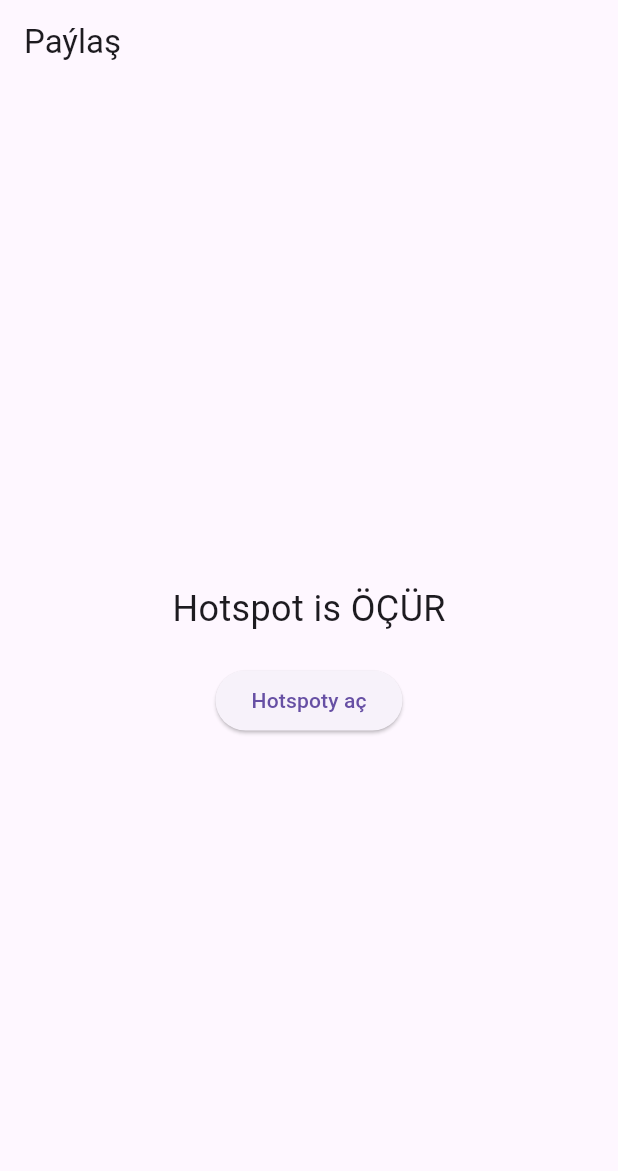
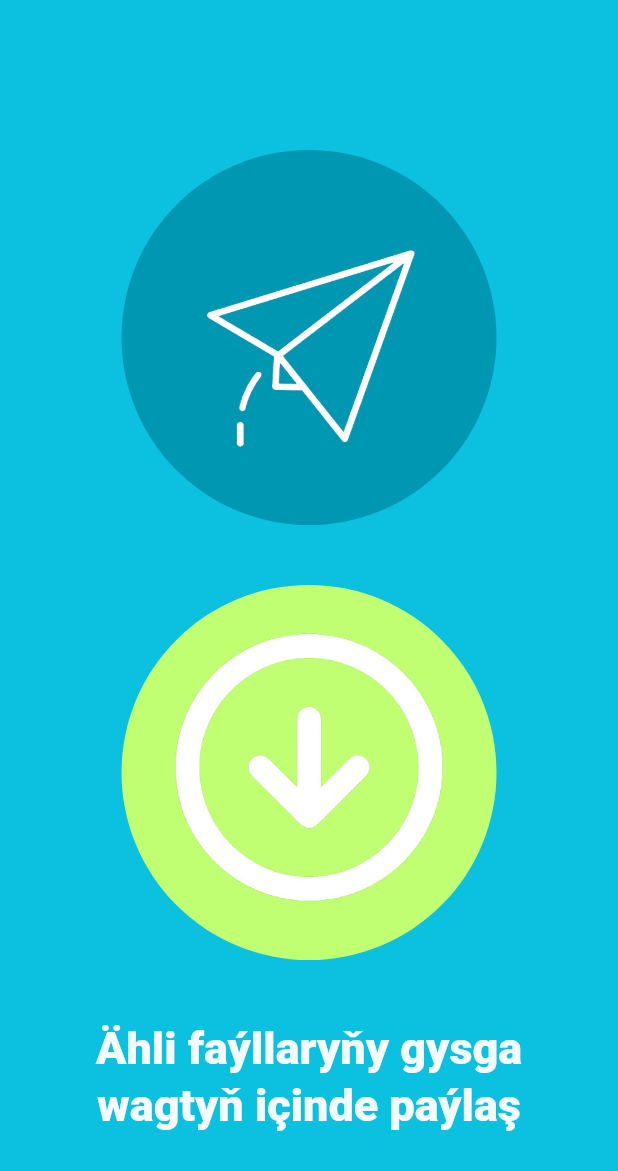
Before and after one commit to Bayrampro/paylash_flutter, a Flutter app: the screen it shows after launch, on a phone screen of 412 x 824 dp. Shown: the top 1171 px of the screen. Run offline on Flutter 3.47's test engine with Material 3 defaults, Android fonts, the phone set to English and light mode, and no system bars; our stand-ins replace flutter_riverpod, go_router, permission_handler; missing offline and left inert: android_intent_plus.

Commit message:
Home screen done

```diff
--- a/lib/app/sharing_app.dart
+++ b/lib/app/sharing_app.dart
@@ -1,17 +1,16 @@
 import 'package:flutter/material.dart';
+import 'package:paylash/router/router.dart';
 import 'package:paylash/ui/theme/theme.dart';
-
-import '../screens/hotspot_screen/hotspot_screen.dart';
 
 class SharingApp extends StatelessWidget {
   const SharingApp({super.key});
 
   @override
   Widget build(BuildContext context) {
-    return MaterialApp(
+    return MaterialApp.router(
       title: "Paýlaş",
-      theme: themes,
-      home: const HotspotScreen(),
+      theme: theme,
+      routerConfig: router,
     );
   }
 }
--- a/lib/providers/hotspot_provider.dart
+++ b/lib/providers/hotspot_provider.dart
@@ -1,5 +1,9 @@
+import 'dart:async';
+
+import 'package:android_intent_plus/android_intent.dart';
+import 'package:flutter/services.dart';
 import 'package:flutter_riverpod/flutter_riverpod.dart';
-import 'package:wifi_iot/wifi_iot.dart';
+import 'package:permission_handler/permission_handler.dart';
 
 final hotspotProvider = StateNotifierProvider<HotspotController, bool>((ref) {
   return HotspotController();
@@ -8,13 +12,25 @@ final hotspotProvider = StateNotifierProvider<HotspotController, bool>((ref) {
 class HotspotController extends StateNotifier<bool> {
   HotspotController() : super(false);
 
-  Future<void> toggleHotspot() async {
-    bool isEnabled = await WiFiForIoTPlugin.isWiFiAPEnabled();
-    if (isEnabled) {
-      await WiFiForIoTPlugin.setWiFiAPEnabled(false);
+  Future<void> openHotspotSettings() async {
+    if (await _requestPermissions()) {
+      try {
+        const intent = AndroidIntent(
+          action: 'android.settings.TETHER_SETTINGS',
+        );
+        await intent.launch();
+      } on PlatformException catch (e) {
+        print("PlatformException: ${e.message}");
+      } catch (e) {
+        print("Неизвестная ошибка: $e");
+      }
     } else {
-      await WiFiForIoTPlugin.setWiFiAPEnabled(true);
+      print("Необходимы разрешения для местоположения и записи.");
     }
-    state = await WiFiForIoTPlugin.isWiFiAPEnabled();
+  }
+
+  Future<bool> _requestPermissions() async {
+    final locationStatus = await Permission.location.request();
+    return locationStatus.isGranted;
   }
 }
--- /dev/null
+++ b/lib/router/router.dart
@@ -0,0 +1,12 @@
+import 'package:go_router/go_router.dart';
+import 'package:paylash/screens/home_screen/home_screen.dart';
+
+final GoRouter router = GoRouter(
+  routes: [
+    GoRoute(
+      path: '/',
+      name: 'search',
+      builder: (context, state) => const HomeScreen(),
+    ),
+  ],
+);
--- /dev/null
+++ b/lib/screens/home_screen/home_screen.dart
@@ -0,0 +1,158 @@
+import 'package:flutter/material.dart';
+
+class HomeScreen extends StatefulWidget {
+  const HomeScreen({super.key});
+
+  @override
+  State<HomeScreen> createState() => _HomeScreenState();
+}
+
+class _HomeScreenState extends State<HomeScreen> {
+  final ScrollController _scrollController = ScrollController();
+  bool _showAppBar = false;
+
+  @override
+  void initState() {
+    super.initState();
+    _scrollController.addListener(_scrollListener);
+  }
+
+  void _scrollListener() {
+    if (_scrollController.position.pixels > 600) {
+      setState(() {
+        _showAppBar = true;
+      });
+    } else {
+      setState(() {
+        _showAppBar = false;
+      });
+    }
+  }
+
+  @override
+  Widget build(BuildContext context) {
+    final theme = Theme.of(context);
+    final mediaQuery = MediaQuery.of(context);
+
+    return Scaffold(
+      appBar: PreferredSize(
+        preferredSize: Size.fromHeight(_showAppBar ? 56.0 : 0.0),
+        child: AnimatedOpacity(
+          opacity: _showAppBar ? 1.0 : 0.0,
+          duration: const Duration(milliseconds: 300),
+          child: AppBar(
+            backgroundColor: const Color(0xFF0097b2),
+            title: Text(
+              'PAÝLAŞ',
+              style: theme.textTheme.titleLarge?.copyWith(
+                color: theme.canvasColor,
+              ),
+            ),
+            actions: [
+              GestureDetector(
+                child: Container(
+                  width: 70,
+                  height: 100,
+                  decoration: BoxDecoration(
+                    borderRadius: BorderRadius.circular(100),
+                  ),
+                  child: Image.asset('assets/send-icon.png'),
+                ),
+                onTap: () {},
+              ),
+              GestureDetector(
+                child: Container(
+                  width: 70,
+                  height: 100,
+                  decoration: BoxDecoration(
+                    borderRadius: BorderRadius.circular(100),
+                  ),
+                  child: Image.asset('assets/upload-icon.png'),
+                ),
+              ),
+            ],
+          ),
+        ),
+      ),
+      body: CustomScrollView(
+        controller: _scrollController,
+        slivers: [
+          const SliverToBoxAdapter(
+            child: Padding(
+              padding: EdgeInsets.only(top: 100.0),
+              child: CircleIcon(
+                imageUrl: 'assets/send-icon.png',
+                color: Color(0xFF0097b2),
+                size: 250,
+              ),
+            ),
+          ),
+          const SliverToBoxAdapter(
+            child: SizedBox(
+              height: 40,
+            ),
+          ),
+          const SliverToBoxAdapter(
+            child: CircleIcon(
+              imageUrl: 'assets/upload-icon.png',
+              color: Color(0xFFc1ff72),
+              size: 250,
+            ),
+          ),
+          const SliverToBoxAdapter(
+            child: SizedBox(
+              height: 40,
+            ),
+          ),
+          SliverToBoxAdapter(
+            child: Center(
+              child: SizedBox(
+                width: mediaQuery.size.width * 0.8,
+                child: Text(
+                  'Ähli faýllaryňy gysga wagtyň içinde paýlaş',
+                  style: theme.textTheme.titleLarge
+                      ?.copyWith(color: theme.canvasColor, fontSize: 30),
+                  textAlign: TextAlign.center,
+                ),
+              ),
+            ),
+          )
+        ],
+      ),
+    );
+  }
+}
+
+class CircleIcon extends StatelessWidget {
+  const CircleIcon({
+    super.key,
+    required this.imageUrl,
+    required this.color,
+    required this.size,
+  });
+
+  final String imageUrl;
+  final Color color;
+  final double size;
+
+  @override
+  Widget build(BuildContext context) {
+    return Align(
+      alignment: Alignment.center,
+      child: SizedBox(
+        width: size,
+        child: Container(
+          decoration: BoxDecoration(
+            borderRadius: BorderRadius.circular(150),
+            color: color,
+          ),
+          child: Image.asset(
+            imageUrl,
+            width: size,
+            height: size,
+          ),
+        ),
+      ),
+    );
+  }
+}
--- a/lib/screens/hotspot_screen/hotspot_screen.dart
+++ b/lib/screens/hotspot_screen/hotspot_screen.dart
@@ -7,7 +7,6 @@ class HotspotScreen extends ConsumerWidget {
 
   @override
   Widget build(BuildContext context, WidgetRef ref) {
-    final hotspotEnabled = ref.watch(hotspotProvider);
     return Scaffold(
       appBar: AppBar(
         title: const Text('Paýlaş'),
@@ -16,18 +15,21 @@ class HotspotScreen extends ConsumerWidget {
         child: Column(
           mainAxisAlignment: MainAxisAlignment.center,
           children: [
-            Text(
-              "Hotspot is ${hotspotEnabled ? 'AÇ' : "ÖÇÜR"}",
-              style: const TextStyle(fontSize: 24),
+            const SizedBox(height: 20),
+            ElevatedButton(
+              onPressed: () async {
+                try {
+                  await ref
+                      .read(hotspotProvider.notifier)
+                      .openHotspotSettings();
+                } catch (e) {
+                  ScaffoldMessenger.of(context).showSnackBar(
+                    SnackBar(content: Text("Ошибка: $e")),
+                  );
+                }
+              },
+              child: const Text('Открыть настройки точки доступа (Hotspot)'),
             ),
-            const SizedBox(
-              height: 20,
-            ),
-            ElevatedButton(
-                onPressed: () async {
-                  await ref.read(hotspotProvider.notifier).toggleHotspot();
-                },
-                child: Text(hotspotEnabled ? 'Hotspoty Öçür' : "Hotspoty aç")),
           ],
         ),
       ),
--- a/lib/ui/theme/theme.dart
+++ b/lib/ui/theme/theme.dart
@@ -1,5 +1,11 @@
 import 'package:flutter/material.dart';
 
-final themes = ThemeData(
-  primarySwatch: Colors.blue,
+final theme = ThemeData(
+  colorScheme: ColorScheme.fromSeed(
+    seedColor: const Color(0xFF0cc0df),
+  ),
+  scaffoldBackgroundColor: const Color(0xFF0cc0df),
+  textTheme: TextTheme(
+    titleLarge: const TextStyle().copyWith(fontWeight: FontWeight.w800),
+  ),
 );
```
Also changed, not shown: pubspec.yaml (+7 -4 lines), assets/send-icon.png (added), assets/upload-icon.png (added), pubspec.lock, 2 other files.
